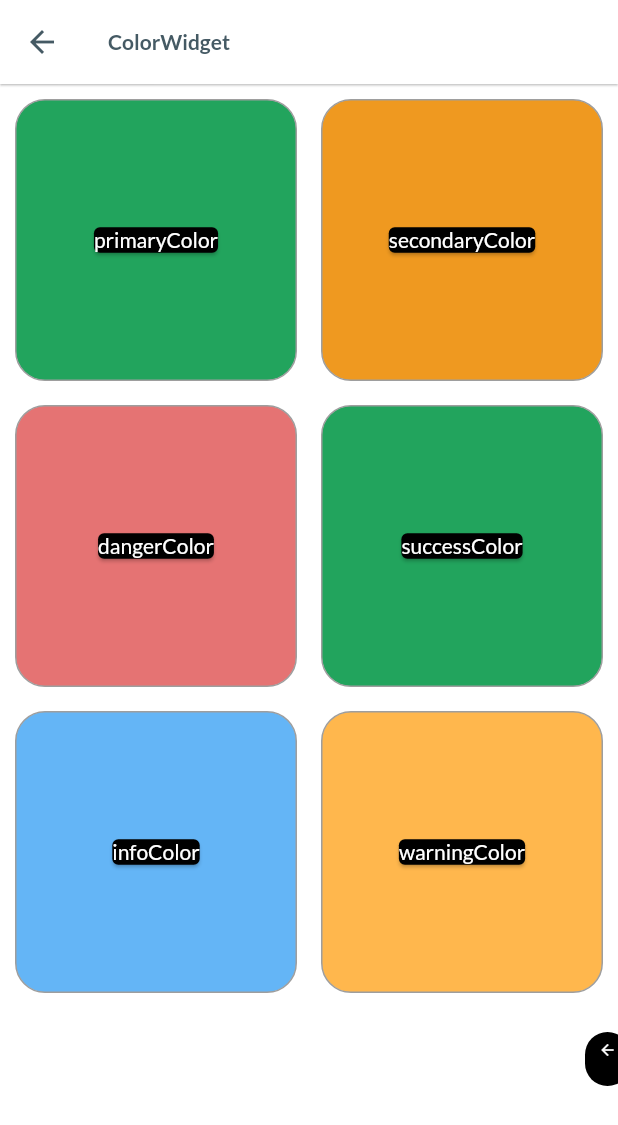
After one commit to magerngoding/Food-Delivery-App, a Flutter app: the ColorWidgetView screen opened directly, on a phone screen of 412 x 824 dp. The commit adds this screen. Shown: the top 1125 px of the screen. Run offline on Flutter 3.47's test engine with Material 2 defaults, Android fonts, the phone set to English and light mode, and no system bars; our stand-ins replace cached_network_image, carousel_slider, dio, file_picker, flutter_animate, flutter_image_compress and 9 more; missing offline and left inert: faker_dart.

Commit message:
Add colors

```diff
--- a/config.json
+++ b/config.json
@@ -5,6 +5,8 @@
         "widget_collection/card_widget",
         "widget_collection/form_widget",
         "widget_collection/button_widget",
-        "widget_collection/dashboard_widget"
+        "widget_collection/dashboard_widget",
+        "widget_collection/typography_widget",
+        "widget_collection/color_widget"
     ]
 }
--- a/lib/main.dart
+++ b/lib/main.dart
@@ -1,3 +1,4 @@
+import 'package:hyper_ui/state_util.dart';
 import 'package:hyper_ui/core.dart';
 import 'package:flutter/material.dart';
 import 'package:hyper_ui/debug.dart';
--- /dev/null
+++ b/lib/module/widget_collection/color_widget/controller/color_widget_controller.dart
@@ -0,0 +1,47 @@
+import 'package:flutter/material.dart';
+import 'package:hyper_ui/core.dart';
+
+class ColorWidgetController extends State<ColorWidgetView>
+    implements MvcController {
+  static late ColorWidgetController instance;
+  late ColorWidgetView view;
+
+  @override
+  void initState() {
+    instance = this;
+    super.initState();
+  }
+
+  @override
+  void dispose() => super.dispose();
+
+  @override
+  Widget build(BuildContext context) => widget.build(context, this);
+
+  List<Map> colors = [
+    {
+      'color': primaryColor,
+      'label': 'primaryColor',
+    },
+    {
+      'color': secondaryColor,
+      'label': 'secondaryColor',
+    },
+    {
+      'color': dangerColor,
+      'label': 'dangerColor',
+    },
+    {
+      'color': successColor,
+      'label': 'successColor',
+    },
+    {
+      'color': infoColor,
+      'label': 'infoColor',
+    },
+    {
+      'color': warningColor,
+      'label': 'warningColor',
+    },
+  ];
+}
--- /dev/null
+++ b/lib/module/widget_collection/color_widget/view/color_widget_view.dart
@@ -0,0 +1,70 @@
+import 'package:flutter/material.dart';
+import 'package:hyper_ui/core.dart';
+import '../controller/color_widget_controller.dart';
+
+class ColorWidgetView extends StatefulWidget {
+  const ColorWidgetView({Key? key}) : super(key: key);
+
+  Widget build(context, ColorWidgetController controller) {
+    controller.view = this;
+
+    return Scaffold(
+      appBar: AppBar(
+        title: const Text("ColorWidget"),
+        actions: const [],
+      ),
+      body: SingleChildScrollView(
+        child: Container(
+          padding: const EdgeInsets.all(10.0),
+          child: Column(
+            children: [
+              GridView.builder(
+                padding: EdgeInsets.zero,
+                gridDelegate: const SliverGridDelegateWithFixedCrossAxisCount(
+                  childAspectRatio: 1.0,
+                  crossAxisCount: 2,
+                  mainAxisSpacing: 16,
+                  crossAxisSpacing: 16,
+                ),
+                itemCount: controller.colors.length,
+                shrinkWrap: true,
+                physics: const ScrollPhysics(),
+                itemBuilder: (BuildContext context, int index) {
+                  // mengambil variabel color
+                  var item = controller.colors[index];
+                  return Container(
+                    decoration: BoxDecoration(
+                        color: item['color'],
+                        borderRadius: BorderRadius.circular(20),
+                        border: Border.all(
+                          width: 1,
+                          color: Colors.grey,
+                        )),
+                    child: Column(
+                      mainAxisAlignment: MainAxisAlignment.center,
+                      crossAxisAlignment: CrossAxisAlignment.center,
+                      children: [
+                        Card(
+                          color: Colors.black,
+                          child: Text(
+                            '${item['label']}',
+                            style: TextStyle(
+                              color: Colors.white,
+                            ),
+                          ),
+                        ),
+                      ],
+                    ),
+                  );
+                },
+              ),
+            ],
+          ),
+        ),
+      ),
+    );
+  }
+
+  @override
+  State<ColorWidgetView> createState() => ColorWidgetController();
+}
--- a/lib/shared/theme/theme_config.dart
+++ b/lib/shared/theme/theme_config.dart
@@ -1,8 +1,8 @@
 import 'package:flutter/material.dart';
 
 var primaryColor = Color(0xff22a45d);
-var secondaryColor = Color(0xff010f07);
-var disabledColor = Color(0xfffbfbfb);
+var secondaryColor = Color(0xffef9920);
+var disabledColor = Color(0xffe7e7e7);
 var textColor = Color(0xff010F07);
 var secondaryTextColor = Color(0xff868686);
 var scaffoldBackgroundColor = Color(0xFFFFFF);
```
Also changed, not shown: lib/core.dart (+11 -0 lines), lib/module/widget_collection/dashboard_widget/controller/dashboard_widget_controller.dart (+8 -0 lines), lib/module/widget_collection/typography_widget/controller/typography_widget_controller.dart (added, +20 -0 lines), lib/module/widget_collection/typography_widget/view/typography_widget_view.dart (added, +29 -0 lines), 2 other files.
